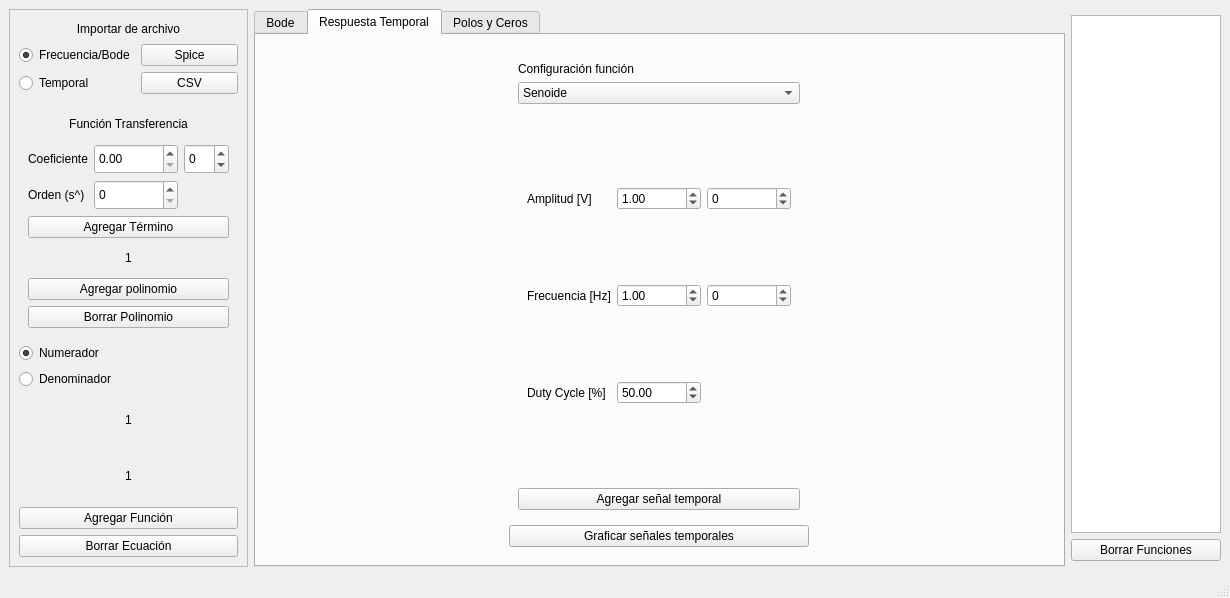
Old version of the form designer/mainwindow.ui in the repository BrunoDS01/TC_TP1_Grupo_6.
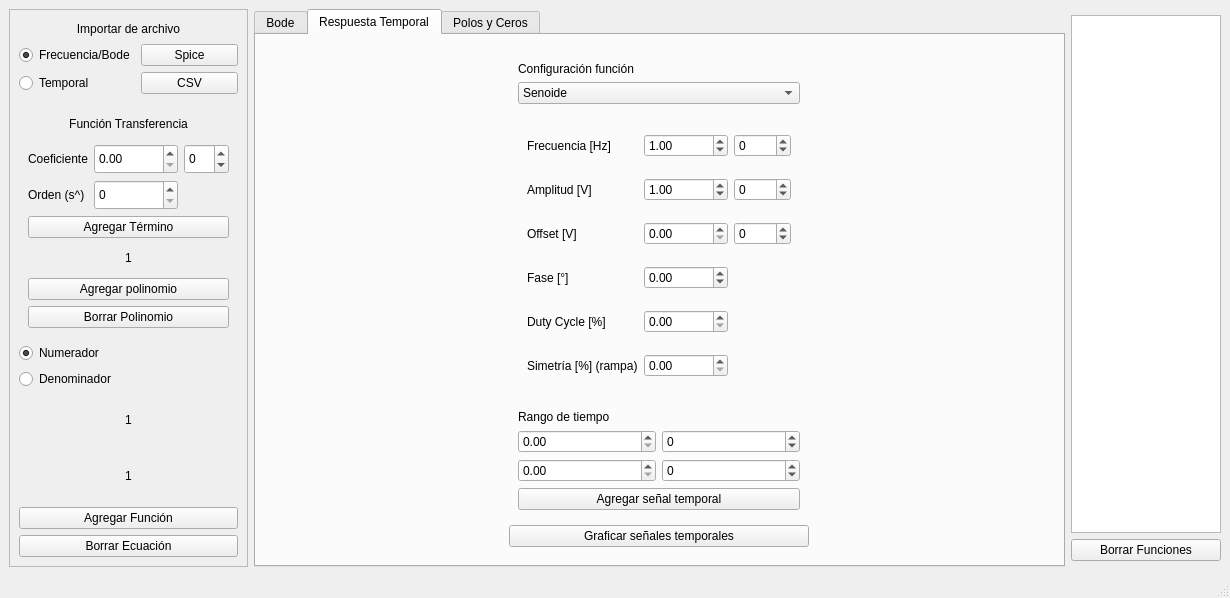
New version of the form. The open tabs and pages were chosen to show the change.

```diff
--- a/designer/mainwindow.ui
+++ b/designer/mainwindow.ui
@@ -219,15 +219,48 @@
                <height>16777215</height>
               </size>
              </property>
-             <layout class="QVBoxLayout" name="verticalLayout_7">
-              <item>
+             <layout class="QGridLayout" name="gridLayout_16">
+              <item row="4" column="1">
+               <widget class="QSpinBox" name="minTimeMultiplier">
+                <property name="minimum">
+                 <number>-12</number>
+                </property>
+                <property name="maximum">
+                 <number>12</number>
+                </property>
+                <property name="singleStep">
+                 <number>3</number>
+                </property>
+               </widget>
+              </item>
+              <item row="3" column="0">
+               <widget class="QLabel" name="label_16">
+                <property name="text">
+                 <string>Rango de tiempo</string>
+                </property>
+               </widget>
+              </item>
+              <item row="5" column="1">
+               <widget class="QSpinBox" name="maxTimeMultiplier">
+                <property name="minimum">
+                 <number>-12</number>
+                </property>
+                <property name="maximum">
+                 <number>12</number>
+                </property>
+                <property name="singleStep">
+                 <number>3</number>
+                </property>
+               </widget>
+              </item>
+              <item row="0" column="0" colspan="2">
                <widget class="QLabel" name="label_2">
                 <property name="text">
                  <string>Configuración función</string>
                 </property>
                </widget>
               </item>
-              <item>
+              <item row="1" column="0" colspan="2">
                <widget class="QComboBox" name="entradaComboBox">
                 <item>
                  <property name="text">
@@ -246,7 +279,28 @@
                 </item>
                </widget>
               </item>
-              <item>
+              <item row="5" column="0">
+               <widget class="QDoubleSpinBox" name="maxTimeValue">
+                <property name="maximum">
+                 <double>1000000000.000000000000000</double>
+                </property>
+               </widget>
+              </item>
+              <item row="6" column="0" colspan="2">
+               <widget class="QPushButton" name="addTemporalFunctionButton">
+                <property name="text">
+                 <string>Agregar señal temporal</string>
+                </property>
+               </widget>
+              </item>
+              <item row="4" column="0">
+               <widget class="QDoubleSpinBox" name="minTimeValue">
+                <property name="maximum">
+                 <double>1000000000.000000000000000</double>
+                </property>
+               </widget>
+              </item>
+              <item row="2" column="0" colspan="2">
                <widget class="QStackedWidget" name="entradaConfStacked">
                 <property name="currentIndex">
                  <number>0</number>
@@ -254,7 +308,7 @@
                 <widget class="QWidget" name="ampFrecPage">
                  <layout class="QGridLayout" name="gridLayout_10">
                   <item row="3" column="1">
-                   <widget class="QDoubleSpinBox" name="doubleSpinBox">
+                   <widget class="QDoubleSpinBox" name="phaseSpinBox">
                     <property name="minimum">
                      <double>-360.000000000000000</double>
                     </property>
@@ -278,7 +332,17 @@
                    </widget>
                   </item>
                   <item row="2" column="2">
-                   <widget class="QSpinBox" name="offsetSenMultiplier"/>
+                   <widget class="QSpinBox" name="offsetMultiplier">
+                    <property name="minimum">
+                     <number>-12</number>
+                    </property>
+                    <property name="maximum">
+                     <number>12</number>
+                    </property>
+                    <property name="singleStep">
+                     <number>3</number>
+                    </property>
+                   </widget>
                   </item>
                   <item row="3" column="0">
                    <widget class="QLabel" name="label_13">
@@ -288,10 +352,10 @@
                    </widget>
                   </item>
                   <item row="2" column="1">
-                   <widget class="QDoubleSpinBox" name="offsetSen"/>
+                   <widget class="QDoubleSpinBox" name="offsetDoubleBox"/>
                   </item>
                   <item row="0" column="1">
-                   <widget class="QDoubleSpinBox" name="frecSenDoubleBox">
+                   <widget class="QDoubleSpinBox" name="freqDoubleBox">
                     <property name="minimum">
                      <double>0.010000000000000</double>
                     </property>
@@ -304,7 +368,7 @@
                    </widget>
                   </item>
                   <item row="0" column="2">
-                   <widget class="QSpinBox" name="frecuenciaSenMultiplicador">
+                   <widget class="QSpinBox" name="freqMultiplicador">
                     <property name="minimum">
                      <number>-12</number>
                     </property>
@@ -317,7 +381,7 @@
                    </widget>
                   </item>
                   <item row="1" column="1">
-                   <widget class="QDoubleSpinBox" name="amplitudSenDoubleBox">
+                   <widget class="QDoubleSpinBox" name="amplitudeDoubleBox">
                     <property name="minimum">
                      <double>0.010000000000000</double>
                     </property>
@@ -330,7 +394,7 @@
                    </widget>
                   </item>
                   <item row="1" column="2">
-                   <widget class="QSpinBox" name="amplitudSenMultiplicador">
+                   <widget class="QSpinBox" name="amplitudeMultiplicador">
                     <property name="minimum">
                      <number>-12</number>
                     </property>
@@ -352,14 +416,14 @@
                   <item row="4" column="0">
                    <widget class="QLabel" name="label_14">
                     <property name="text">
-                     <string>Duty Cycle (cuadrada)</string>
+                     <string>Duty Cycle [%]</string>
                     </property>
                    </widget>
                   </item>
                   <item row="5" column="0">
                    <widget class="QLabel" name="label_15">
                     <property name="text">
-                     <string>Simetría (Rampa)</string>
+                     <string>Simetría [%] (rampa)</string>
                     </property>
                    </widget>
                   </item>
@@ -379,107 +443,6 @@
                   </item>
                  </layout>
                 </widget>
-                <widget class="QWidget" name="ampPage">
-                 <layout class="QVBoxLayout" name="verticalLayout_10"/>
-                </widget>
-                <widget class="QWidget" name="page_5">
-                 <layout class="QGridLayout" name="gridLayout_12">
-                  <item row="2" column="0">
-                   <widget class="QLabel" name="label_11">
-                    <property name="text">
-                     <string>Duty Cycle [%]</string>
-                    </property>
-                   </widget>
-                  </item>
-                  <item row="2" column="1">
-                   <widget class="QDoubleSpinBox" name="dutyCicleDoubleBox">
-                    <property name="minimum">
-                     <double>0.000000000000000</double>
-                    </property>
-                    <property name="maximum">
-                     <double>100.000000000000000</double>
-                    </property>
-                    <property name="value">
-                     <double>50.000000000000000</double>
-                    </property>
-                   </widget>
-                  </item>
-                  <item row="0" column="0">
-                   <widget class="QLabel" name="label_9">
-                    <property name="text">
-                     <string>Amplitud [V]</string>
-                    </property>
-                   </widget>
-                  </item>
-                  <item row="0" column="1">
-                   <widget class="QDoubleSpinBox" name="amplitudPulsoDoubleBox">
-                    <property name="minimum">
-                     <double>0.010000000000000</double>
-                    </property>
-                    <property name="maximum">
-                     <double>10000000000.000000000000000</double>
-                    </property>
-                    <property name="value">
-                     <double>1.000000000000000</double>
-                    </property>
-                   </widget>
-                  </item>
-                  <item row="1" column="0">
-                   <widget class="QLabel" name="label_12">
-                    <property name="text">
-                     <string>Frecuencia [Hz]</string>
-                    </property>
-                   </widget>
-                  </item>
-                  <item row="1" column="1">
-                   <widget class="QDoubleSpinBox" name="frecuenciaPulsoDoubleBox">
-                    <property name="minimum">
-                     <double>0.010000000000000</double>
-                    </property>
-                    <property name="maximum">
-                     <double>10000000000.000000000000000</double>
-                    </property>
-                    <property name="value">
-                     <double>1.000000000000000</double>
-                    </property>
-                   </widget>
-                  </item>
-                  <item row="0" column="2">
-                   <widget class="QSpinBox" name="amplitudPulsoMultiplicador">
-                    <property name="minimum">
-                     <number>-12</number>
-                    </property>
-                    <property name="maximum">
-                     <number>12</number>
-                    </property>
-                    <property name="singleStep">
-                     <number>3</number>
-                    </property>
-                   </widget>
-                  </item>
-                  <item row="1" column="2">
-                   <widget class="QSpinBox" name="frecuenciaPulsoMultiplicador">
-                    <property name="minimum">
-                     <number>-12</number>
-                    </property>
-                    <property name="maximum">
-                     <number>12</number>
-                    </property>
-                    <property name="singleStep">
-                     <number>3</number>
-                    </property>
-                   </widget>
-                  </item>
-                 </layout>
-                </widget>
-                <widget class="QWidget" name="page_6"/>
-               </widget>
-              </item>
-              <item>
-               <widget class="QPushButton" name="addTemporalFunction">
-                <property name="text">
-                 <string>Agregar señal temporal</string>
-                </property>
                </widget>
               </item>
              </layout>
@@ -842,7 +805,7 @@
      </widget>
     </item>
     <item row="3" column="2">
-     <widget class="QPushButton" name="deleteFunctions">
+     <widget class="QPushButton" name="deleteFunctionsButton">
       <property name="text">
        <string>Borrar Funciones</string>
       </property>
```
